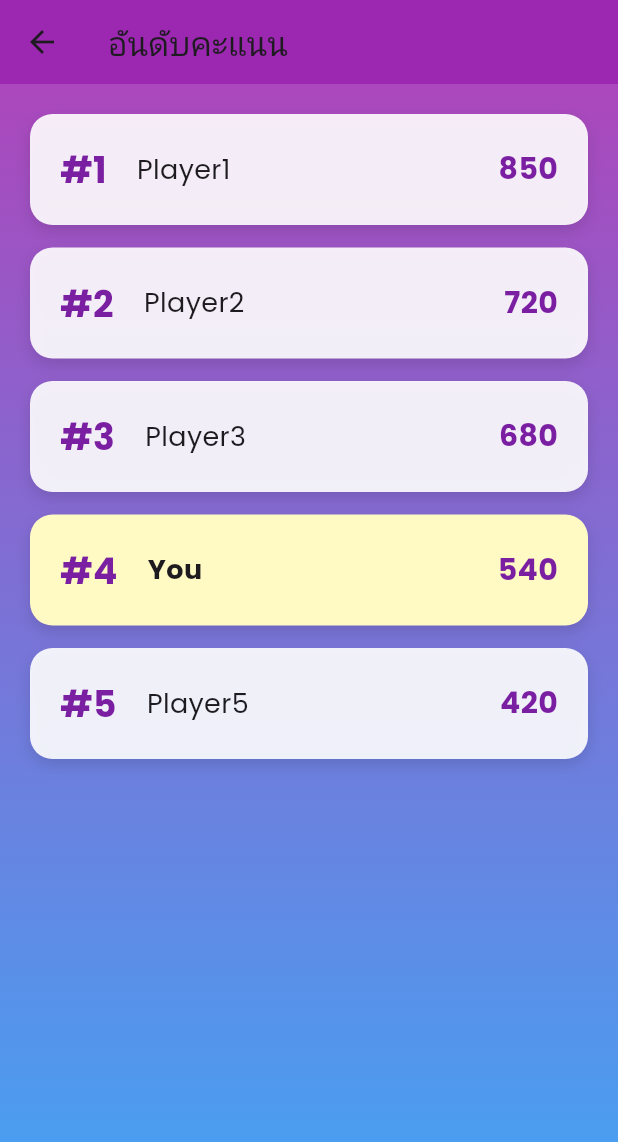
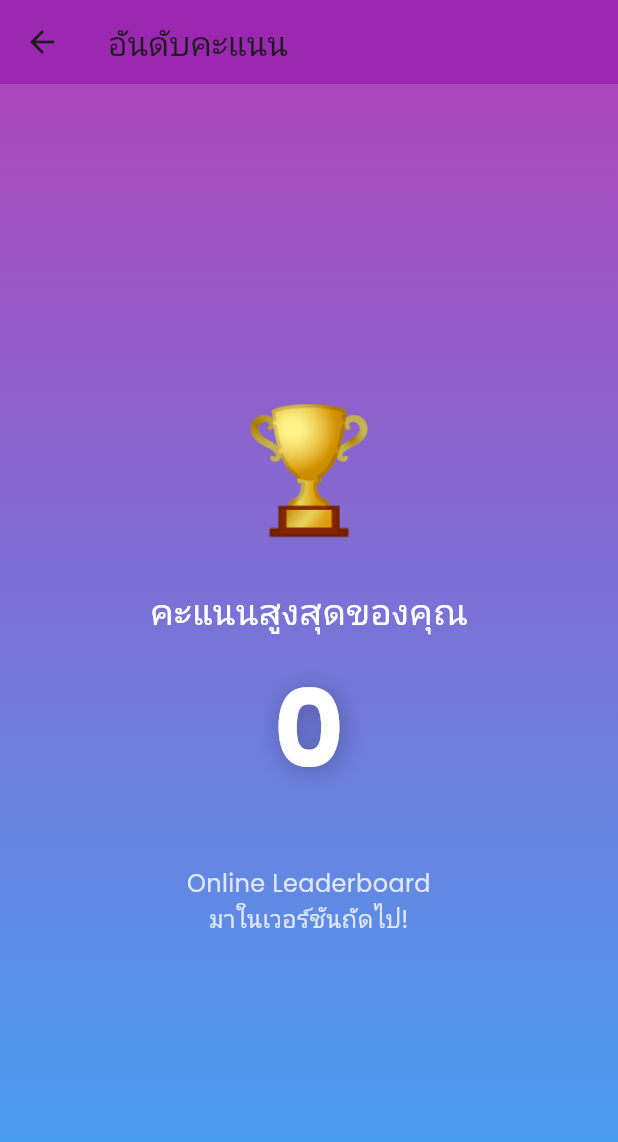
Before and after one commit to alwarisdr/tapthecolor, a Flutter app: the LeaderboardScreen screen opened directly, on a phone screen of 412 x 824 dp. Shown: the top 1142 px of the screen. Run offline on Flutter 3.47's test engine with Material 3 defaults, Android fonts, the light colour scheme and no system bars; drawn by our look-alikes of flutter_animate; our stand-ins replace audioplayers, google_fonts, logger, shared_preferences, vibration; accounts and stored records are empty.

Commit message:
change leader board

```diff
--- a/lib/screens/leader_board_screen.dart
+++ b/lib/screens/leader_board_screen.dart
@@ -1,18 +1,9 @@
 import 'package:flutter/material.dart';
-import 'package:tapthecolor/medels/leader_board.dart';
+import 'package:flutter_animate/flutter_animate.dart';
+import 'package:tapthecolor/managers/storage_manager.dart';
 
 class LeaderboardScreen extends StatelessWidget {
-  LeaderboardScreen({super.key});
-
-  final List<LeaderboardEntry> leaderboard = [
-    LeaderboardEntry('Player1', 850),
-    LeaderboardEntry('Player2', 720),
-    LeaderboardEntry('Player3', 680),
-    LeaderboardEntry('You', 540),
-    LeaderboardEntry('Player5', 420),
-  ];
-
-
+  const LeaderboardScreen({super.key});
 
   @override
   Widget build(BuildContext context) {
@@ -30,60 +21,55 @@ class LeaderboardScreen extends StatelessWidget {
             colors: [Colors.purple.shade400, Colors.blue.shade400],
           ),
         ),
-        child: ListView.builder(
-          padding: EdgeInsets.all(20),
-          itemCount: leaderboard.length,
-          itemBuilder: (context, index) {
-            final entry = leaderboard[index];
-            final isCurrentUser = entry.name == 'You';
-            return Container(
-              margin: EdgeInsets.only(bottom: 15),
-              padding: EdgeInsets.all(20),
-              decoration: BoxDecoration(
-                color: isCurrentUser
-                    ? Colors.yellow.shade100
-                    : Colors.white.withValues(alpha: 0.9),
-                borderRadius: BorderRadius.circular(15),
-                boxShadow: [
-                  BoxShadow(
-                    color: Colors.black12,
-                    blurRadius: 8,
-                    offset: Offset(0, 4),
-                  ),
-                ],
-              ),
-              child: Row(
+        child: FutureBuilder(
+          future: StorageManager.getHighScore(),
+          builder: (context, snapshot){
+            final hightscore = snapshot.data ?? 0;
+            return Center(
+              child: Column(
+                mainAxisAlignment: MainAxisAlignment.center,
                 children: [
                   Text(
-                    '#${index + 1}',
+                    '🏆',
+                    style: TextStyle(fontSize: 80),
+                  ).animate().scale(duration: 800.ms),
+                  SizedBox(height: 20),
+                  Text(
+                    'คะแนนสูงสุดของคุณ',
                     style: TextStyle(
                       fontSize: 24,
-                      fontWeight: FontWeight.bold,
-                      color: Colors.purple.shade700,
+                      color: Colors.white,
                     ),
                   ),
-                  SizedBox(width: 20),
-                  Expanded(
-                    child: Text(
-                      entry.name,
-                      style: TextStyle(
-                        fontSize: 18,
-                        fontWeight: isCurrentUser ? FontWeight.bold : FontWeight.normal,
-                      ),
+                  SizedBox(height: 10),
+                  Text(
+                    '$hightscore',
+                    style: TextStyle(
+                      fontSize: 72,
+                      fontWeight: FontWeight.bold,
+                      color: Colors.white,
+                      shadows: [
+                        Shadow(
+                          blurRadius: 20.0,
+                          color: Colors.black26,
+                          offset: Offset(2, 2),
+                        ),
+                      ],
                     ),
-                  ),
+                  ).animate().fadeIn(delay: 300.ms),
+                  SizedBox(height: 40),
                   Text(
-                    '${entry.score}',
+                    'Online Leaderboard\nมาในเวอร์ชันถัดไป!',
+                    textAlign: TextAlign.center,
                     style: TextStyle(
-                      fontSize: 20,
-                      fontWeight: FontWeight.bold,
-                      color: Colors.purple.shade700,
+                      fontSize: 16,
+                      color: Colors.white.withValues(alpha: 0.8),
                     ),
                   ),
                 ],
               ),
             );
-          },
+          }
         ),
       ),
     );
```
